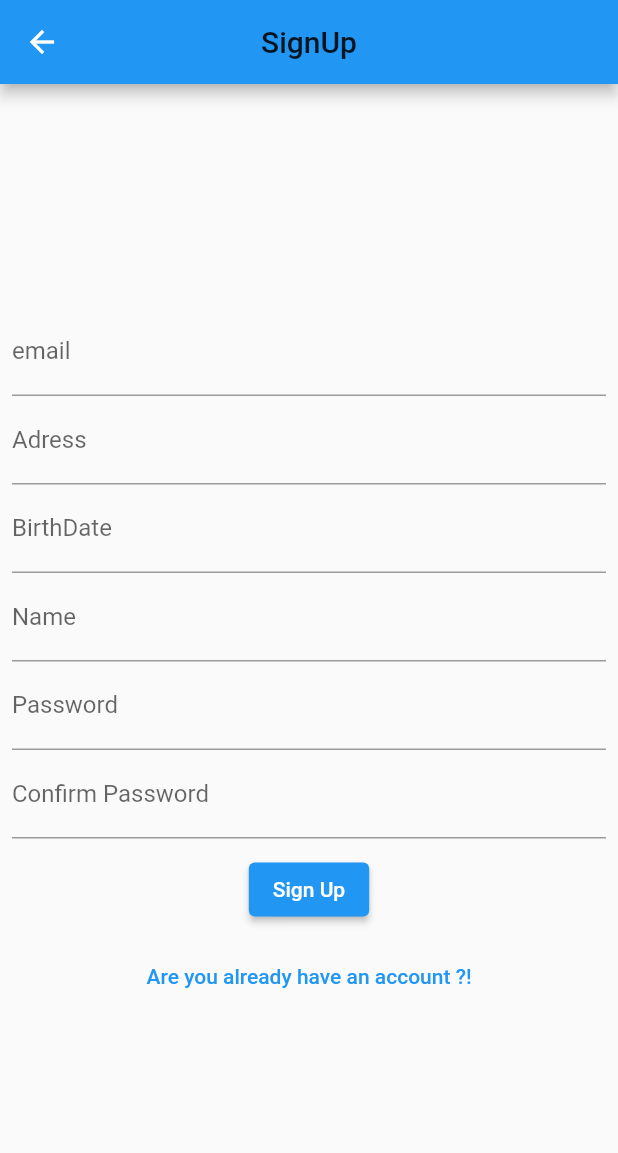
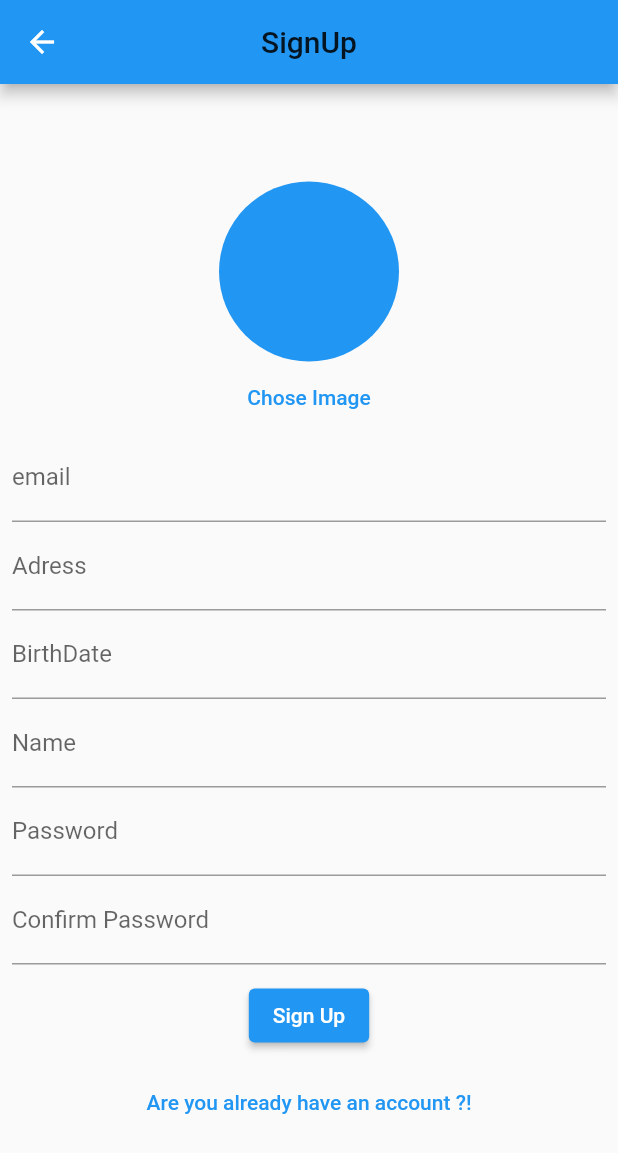
Before and after one commit to moaazsalama/social_app, a Flutter app: the SignUpScreen screen opened by its route, after a tap on "Sign Up", on a phone screen of 412 x 824 dp. Shown: the top 1153 px of the screen. Run offline on Flutter 3.47's test engine with Material 2 defaults, Android fonts, the phone set to English and light mode, and no system bars; our stand-ins replace bloc, cloud_firestore, firebase_auth, firebase_core, firebase_storage, flutter_bloc and 1 more; accounts and stored records are empty; network calls fail.

Commit message:
add image logic and data logic

```diff
--- a/lib/business_logic/cubit/auth_cubit.dart
+++ b/lib/business_logic/cubit/auth_cubit.dart
@@ -1,6 +1,8 @@
 import 'dart:convert';
+import 'dart:io';
 import 'dart:math';
 import 'package:cloud_firestore/cloud_firestore.dart';
+import 'package:firebase_storage/firebase_storage.dart';
 import 'package:http/http.dart' as http;
 import 'package:bloc/bloc.dart';
 import 'package:demo_project/presention/screens/home_screen.dart';
@@ -59,19 +61,26 @@ class AuthCubit extends Cubit<AuthState> {
         return response;
   }
 
-  void signUp(BuildContext context) async {
+  void signUp(BuildContext context, File? image) async {
       // signUpApi(email.text, password.text);
     var res = await FirebaseAuth.instance.createUserWithEmailAndPassword(
         email: email.text, password: password.text);
     if (res.user != null) {
       // code upload data in firebase
-      FirebaseFirestore.instance.collection('users').doc(res.user!.uid).set({
+     await FirebaseFirestore.instance.collection('users').doc(res.user!.uid).set({
         'name': name.text,
         'email': email.text,
         'adress': adress.text,
         'birthDate': birthDate.text,
       }, SetOptions(merge: true)
       );
+      var storage = FirebaseStorage.instance;
+      if(image!=null) {
+        var putFile = storage.ref("users/${res.user?.uid}").putFile(image);
+        putFile.asStream().listen((event) {
+          print(event.bytesTransferred);
+        });
+      }
       Navigator.of(context).pushReplacementNamed(SignInScreen.routeName);
     } else {
       print("error");
@@ -81,6 +90,6 @@ class AuthCubit extends Cubit<AuthState> {
   void signIn(BuildContext context) async {
     var userCredential = await FirebaseAuth.instance
         .signInWithEmailAndPassword(email: email.text, password: password.text);
-
+    Navigator.of(context).pushReplacement(MaterialPageRoute(builder: (_)=>HomeScreen()));
   }
 }
--- a/lib/presention/screens/signin_screen.dart
+++ b/lib/presention/screens/signin_screen.dart
@@ -40,22 +40,23 @@ class SignInScreen extends StatelessWidget {
                   hintText: "Please Enter Your Password ",
                   labelText: "Password",
                   type: TextInputType.text,
+                 minLines: 1,
                   password: true,
                   validator: authCubit.passwordValidate,
                 ),
                 SizedBox(
                   height: 10,
                 ),
-                ElevatedButton(onPressed: () {
-                  var validate = authCubit.formKey.currentState!.validate();
-                  if (validate) {
-                    //TODO : sign in
+                ElevatedButton(
+                    onPressed: () {
+                      var validate = authCubit.formKey.currentState!.validate();
+                      if (validate) {
+                        //TODO : sign in
 
-                   authCubit.signIn(
-                    context
-                   );
-                  }
-                }, child: Text('Sign In')),
+                        authCubit.signIn(context);
+                      }
+                    },
+                    child: Text('Sign In')),
                 SizedBox(
                   height: 10,
                 ),
@@ -93,7 +94,9 @@ class MyTextField extends StatelessWidget {
     this.hintText,
     this.validator,
     this.type,
-    this.password = false, this.minLines, this.border,
+    this.password = false,
+    this.minLines,
+    this.border,
   }) : super(key: key);
 
   final TextEditingController? controller;
@@ -111,9 +114,8 @@ class MyTextField extends StatelessWidget {
         border: border,
         labelText: labelText,
         hintText: hintText,
-
       ),
-      minLines: minLines,
+      // minLines: minLines,
       maxLines: minLines,
       validator: validator,
       controller: controller,
--- a/lib/presention/screens/signup_screen.dart
+++ b/lib/presention/screens/signup_screen.dart
@@ -1,12 +1,22 @@
+import 'dart:io';
+
 import 'package:flutter/material.dart';
 import 'package:flutter_bloc/flutter_bloc.dart';
+import 'package:image_picker/image_picker.dart';
 
 import '../../business_logic/cubit/auth_cubit.dart';
 import 'signin_screen.dart';
 
-class SignUpScreen extends StatelessWidget {
+class SignUpScreen extends StatefulWidget {
   const SignUpScreen({Key? key}) : super(key: key);
   static const routeName = "/sign-up";
+
+  @override
+  State<SignUpScreen> createState() => _SignUpScreenState();
+}
+
+class _SignUpScreenState extends State<SignUpScreen> {
+  File? image;
   @override
   Widget build(BuildContext context) {
     var authCubit = BlocProvider.of<AuthCubit>(context);
@@ -17,7 +27,6 @@ class SignUpScreen extends StatelessWidget {
           "SignUp",
           style: Theme.of(context).textTheme.titleLarge,
         ),
-
       ),
       body: Center(
         child: Padding(
@@ -28,6 +37,28 @@ class SignUpScreen extends StatelessWidget {
               child: Column(
                 mainAxisAlignment: MainAxisAlignment.center,
                 children: [
+                  CircleAvatar(
+                    radius: 60,
+                    backgroundColor: Colors.blue,
+                    backgroundImage: image != null ? FileImage(image!) : null,
+                  ),
+
+                  //Elevted
+                  //Text Button
+                  //Floating Action
+                  //Material Button
+                  //Outlind Button
+                  TextButton(
+                    onPressed: () async{
+                     var file = await ImagePicker.platform.getImage(source: ImageSource.camera);
+                     if( file!=null){
+                      setState(() {
+                        image=File(file.path);
+                      });
+                     }
+                    },
+                    child: Text("Chose Image"),
+                  ),
                   MyTextField(
                     controller: authCubit.email,
                     hintText: "Please Enter Your Name ",
@@ -65,6 +96,7 @@ class SignUpScreen extends StatelessWidget {
                     hintText: "Please Enter Your Password ",
                     labelText: "Password",
                     type: TextInputType.text,
+                    minLines: 1,
                     password: true,
                     validator: authCubit.passwordValidate,
                   ),
@@ -74,6 +106,7 @@ class SignUpScreen extends StatelessWidget {
                     labelText: "Confirm Password",
                     type: TextInputType.text,
                     password: true,
+                    minLines: 1,
                     validator: authCubit.conPasswordValidate,
                   ),
                   const SizedBox(
@@ -81,9 +114,8 @@ class SignUpScreen extends StatelessWidget {
                   ),
                   ElevatedButton(
                       onPressed: () {
-                        authCubit.signUp(context);
-                      }
-                      ,
+                        authCubit.signUp(context,image);
+                      },
                       child: const Text('Sign Up')),
                   const SizedBox(
                     height: 10,
--- a/pubspec.yaml
+++ b/pubspec.yaml
@@ -32,6 +32,8 @@ dependencies:
   flutter_bloc: ^8.0.1
   firebase_core: ^1.20.0
   firebase_auth: ^3.3.17
+  image_picker:
+  firebase_storage:
   # The following adds the Cupertino Icons font to your application.
   # Use with the CupertinoIcons class for iOS style icons.
   cupertino_icons: ^1.0.2
```
Also changed, not shown: lib/presention/screens/home_screen.dart (+81 -18 lines), pubspec.lock, 2 other files.
